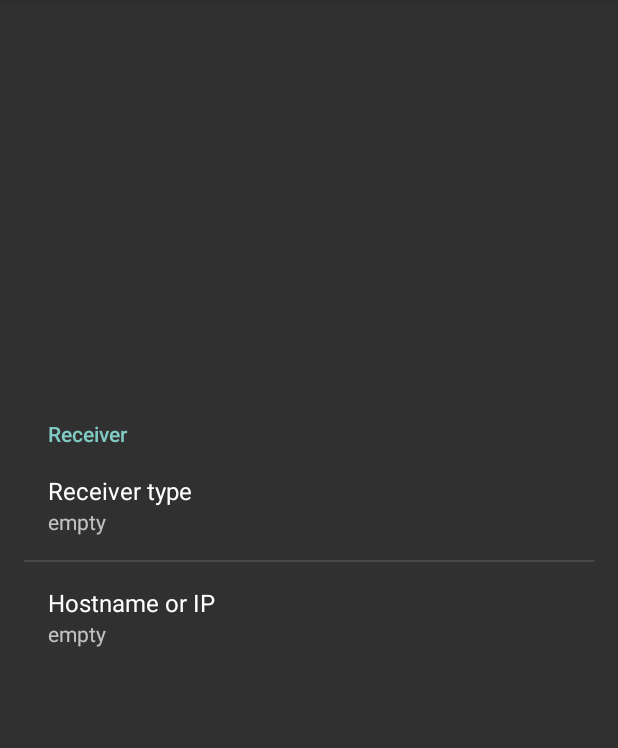
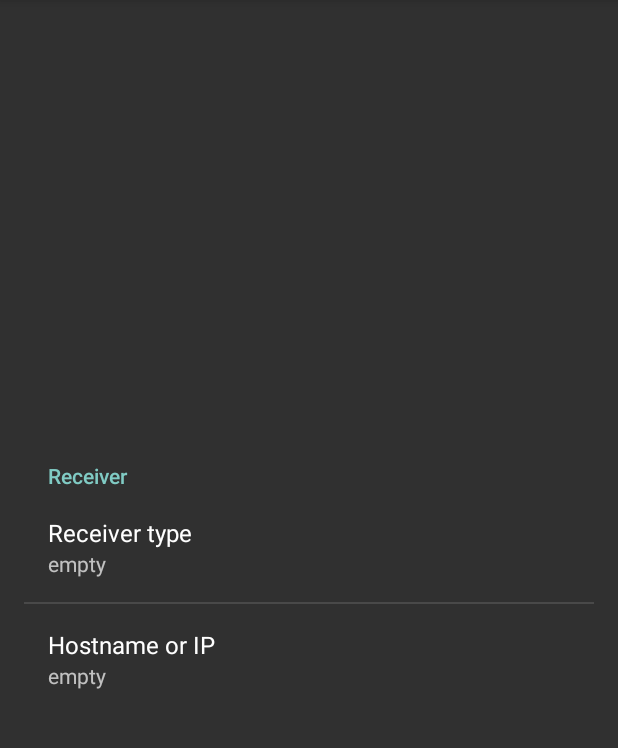
Before and after one commit to warped-ch/SmartTV, an Android app: the screen it shows after launch (MainActivity), in the side drawer, after a tap on "Settings", on a phone screen of 412 x 824 dp, the part 84-832 px from its top. Run offline under Robolectric (Android 15) with nearby library versions, the phone set to English and light mode, and no system bars; our stand-ins replace Timber; 6 statements that could not run were skipped.

Commit message:
+ add appbar_scrolling_view_behavior to fragment container layout to place content below appbar

```diff
--- a/app/src/main/res/layout/content_main.xml
+++ b/app/src/main/res/layout/content_main.xml
@@ -1,5 +1,7 @@
 <?xml version="1.0" encoding="utf-8"?>
 <FrameLayout xmlns:android="http://schemas.android.com/apk/res/android"
+    xmlns:app="http://schemas.android.com/apk/res-auto"
     android:id="@+id/fragment_container"
     android:layout_width="match_parent"
-    android:layout_height="match_parent" />
+    android:layout_height="match_parent"
+    app:layout_behavior="@string/appbar_scrolling_view_behavior" />
```
